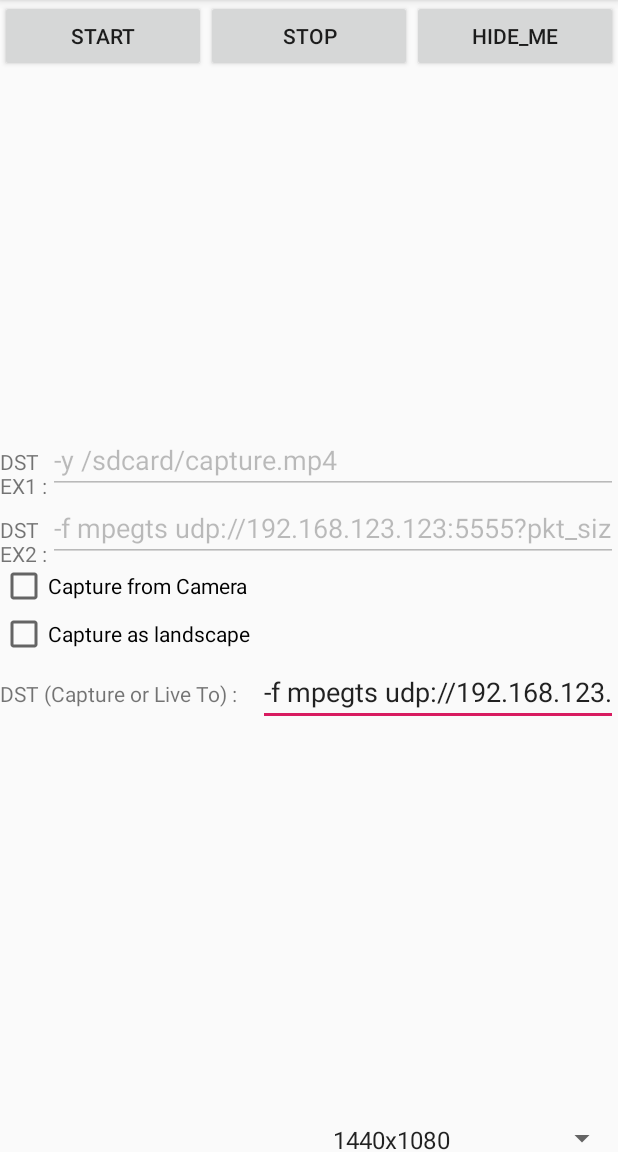
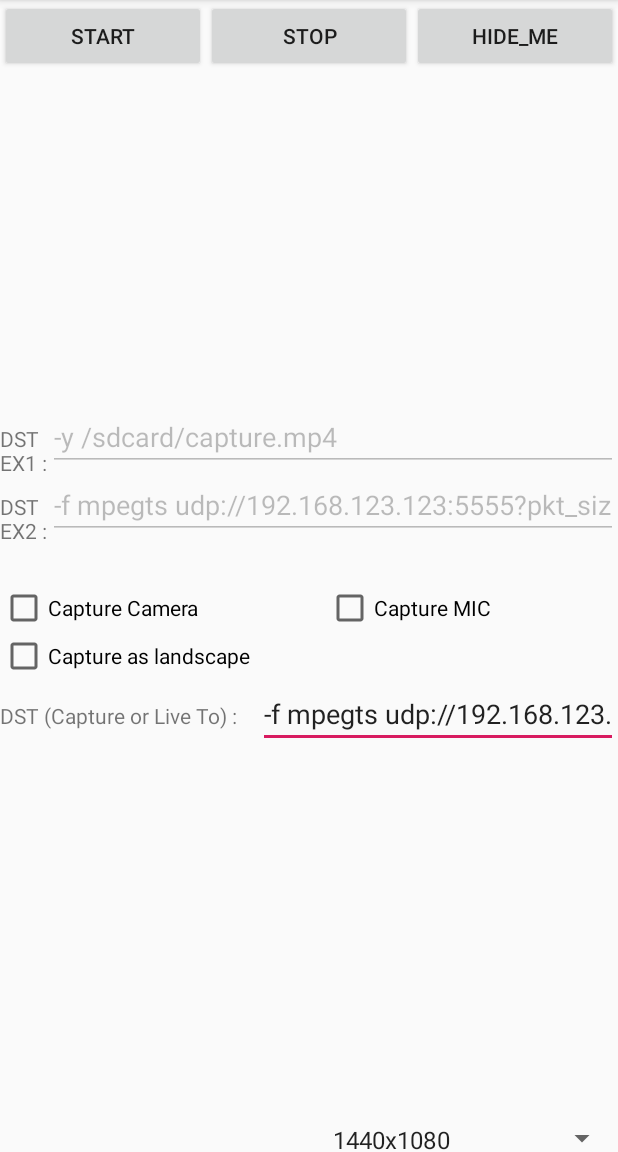
Before and after one commit to iocaster/FFmpegMC264Kit, an Android app: the screen it shows after launch (MainActivity2), after a tap on "START", on a phone screen of 412 x 824 dp, the part 84-1236 px from its top. Run offline under Robolectric (Android 15) with nearby library versions, the phone set to English and light mode, and no system bars; 9 statements that could not run were skipped.

Commit message:
* Update screen capturing app (app_example2) with MIC input option
  Update app_example2 with MIC input but not statble if MIC input selected
  and update landscape capturing with auto rotation

    > update MC264ScreenRecorder.java with MCAACEncoder.java to record MIC input

    > update both file for landscape capture : AndroidManifest.xml / MainActivity2.java :
        android:configChanges="orientation|keyboardHidden|screenSize"
        setRequestedOrientation(ActivityInfo.SCREEN_ORIENTATION_PORTRAIT/LANDSCAPE);

    modified:   app_example2/src/main/AndroidManifest.xml
    modified:   app_example2/src/main/res/layout/media_projection.xml
    modified:   app_example2/src/main/java/com/example/appexample2/MainActivity2.java
    modified:   ffmpegmc264/src/main/java/kim/yt/ffmpegmc264/MC264ScreenRecorder.java
    modified:   ffmpegmc264/src/main/java/kim/yt/ffmpegmc264/MC264Encoder.java
    modified:   ffmpegmc264/src/main/java/kim/yt/ffmpegmc264/MCAACEncoder.java

```diff
--- a/app_example2/src/main/AndroidManifest.xml
+++ b/app_example2/src/main/AndroidManifest.xml
@@ -6,6 +6,7 @@
     <uses-permission android:name="android.permission.WRITE_EXTERNAL_STORAGE" />
     <uses-permission android:name="android.permission.INTERNET" />
     <uses-permission android:name="android.permission.CAMERA" />
+    <uses-permission android:name="android.permission.RECORD_AUDIO" />
 
     <application
         android:allowBackup="true"
@@ -14,6 +15,7 @@
         android:roundIcon="@mipmap/ic_launcher_round"
         android:supportsRtl="true"
         android:theme="@style/AppTheme">
+
         <activity
             android:name=".MainActivity2"
             android:launchMode = "singleInstance"
@@ -25,7 +27,8 @@
             </intent-filter>
         </activity>
 
-        <activity android:name=".camerapreview.CameraActivity">
+        <activity android:name=".camerapreview.CameraActivity"
+            android:configChanges="orientation|keyboardHidden|screenSize">
             <!--<intent-filter>-->
                 <!--<action android:name="android.intent.action.MAIN" />-->
                 <!--<category android:name="android.intent.category.LAUNCHER" />-->
--- a/app_example2/src/main/java/com/example/appexample2/MainActivity2.java
+++ b/app_example2/src/main/java/com/example/appexample2/MainActivity2.java
@@ -10,6 +10,7 @@ import android.content.ComponentName;
 import android.content.ContextWrapper;
 import android.content.DialogInterface;
 import android.content.Intent;
+import android.content.pm.ActivityInfo;
 import android.graphics.Point;
 import android.os.Bundle;
 import android.preference.PreferenceManager;
@@ -61,6 +62,7 @@ public class MainActivity2 extends AppCompatActivity
     private Button btnStart, btnStop, btnHide;
     private CheckBox chkCaptureFromCamera;
     private CheckBox chkVideoMode;  //landscape mode
+    private CheckBox chkMIC;
     private EditText capDst;
 
     private static MC264ScreenRecorder mMC264Recorder;
@@ -98,6 +100,9 @@ public class MainActivity2 extends AppCompatActivity
                         "Error finished : retcode = " + retcode, Toast.LENGTH_LONG).show();
             }
             btnStart.setEnabled(true);
+            chkCaptureFromCamera.setEnabled(true);
+            chkVideoMode.setEnabled(true);
+            chkMIC.setEnabled(true);
             ScreenRecorderNotification.cancel(mCtx);
             //showMe();
         }
@@ -118,6 +123,9 @@ public class MainActivity2 extends AppCompatActivity
         ActivityCompat.requestPermissions(this,
                 new String[]{Manifest.permission.WRITE_EXTERNAL_STORAGE},
                 1337);
+        ActivityCompat.requestPermissions(this,
+                new String[]{Manifest.permission.RECORD_AUDIO},
+                1338);
 
         //getDeviceScreenSize();
         ArrayAdapter<Resolution> arrayAdapter = new ArrayAdapter<Resolution>(
@@ -132,6 +140,7 @@ public class MainActivity2 extends AppCompatActivity
         btnHide = findViewById(R.id.button_hide);
         chkCaptureFromCamera = findViewById(R.id.checkBox_CaptureCamera);
         chkVideoMode = findViewById(R.id.checkBox_VideoMode);
+        chkMIC = findViewById(R.id.checkBox_mic);
         capDst = findViewById(R.id.editText_capDst);
 
         String defaultDst = getResources().getString(R.string.cap_dst_ussage2);
@@ -227,10 +236,13 @@ public class MainActivity2 extends AppCompatActivity
 
         mMC264Recorder.setCaptureSize( mDisplayWidth, mDisplayHeight );
         mMC264Recorder.setDst(capDstStr);
-        if( chkVideoMode.isChecked() )
-            mMC264Recorder.setLandscapeMode( true );
-        else
-            mMC264Recorder.setLandscapeMode( false );
+        if( chkVideoMode.isChecked() ) {
+            setRequestedOrientation(ActivityInfo.SCREEN_ORIENTATION_LANDSCAPE); //redudant? No, required when started without clicking landscape mode
+            mMC264Recorder.setLandscapeMode(true);
+        } else {
+            setRequestedOrientation(ActivityInfo.SCREEN_ORIENTATION_PORTRAIT);
+            mMC264Recorder.setLandscapeMode(false);
+        }
         mMC264Recorder.start();
 
         String capModeStr;
@@ -240,6 +252,9 @@ public class MainActivity2 extends AppCompatActivity
             capModeStr = new String("Capture as Portrait : " + mDisplayHeight + "x" + mDisplayWidth);
 
         btnStart.setEnabled(false);
+        chkCaptureFromCamera.setEnabled(false);
+        chkVideoMode.setEnabled(false);
+        chkMIC.setEnabled(false);
         ScreenRecorderNotification.notify(this, capModeStr, 4747);
         //hideMe();     //moved into MC264ScreenRecorder.Callback::onStart();
     }
@@ -250,12 +265,22 @@ public class MainActivity2 extends AppCompatActivity
 
     public void onCheckLandscape(View view) {
         if (chkVideoMode.isChecked()) {
+            setRequestedOrientation(ActivityInfo.SCREEN_ORIENTATION_LANDSCAPE);
             Toast.makeText(this,
                     "Turn your phone to LANDSCAPE before click START !!!", Toast.LENGTH_LONG).show();
         } else {
+            setRequestedOrientation(ActivityInfo.SCREEN_ORIENTATION_PORTRAIT);
             Toast.makeText(this,
                     "Turn your phone to PORTRAIT before click START !!!", Toast.LENGTH_LONG).show();
         }
+    }
+
+    public void onCheckMIC(View view) {
+        if (chkMIC.isChecked())
+            mMC264Recorder.includeMICCapture( true );
+        else
+            mMC264Recorder.includeMICCapture( false );
+
     }
 
     private void hideMe() {
--- a/app_example2/src/main/res/layout/media_projection.xml
+++ b/app_example2/src/main/res/layout/media_projection.xml
@@ -98,7 +98,15 @@
                 android:enabled="false"
                 android:inputType="textPersonName"
                 android:text="@string/cap_dst_ussage2" />
+
         </LinearLayout>
+
+        <LinearLayout
+            android:layout_width="match_parent"
+            android:layout_height="match_parent"
+            android:layout_weight="1"
+            android:minHeight="30dp"
+            android:orientation="horizontal"></LinearLayout>
 
         <LinearLayout
             android:layout_width="match_parent"
@@ -110,7 +118,15 @@
                 android:layout_width="wrap_content"
                 android:layout_height="wrap_content"
                 android:layout_weight="1"
-                android:text="Capture from Camera" />
+                android:text="Capture Camera" />
+
+            <CheckBox
+                android:id="@+id/checkBox_mic"
+                android:layout_width="wrap_content"
+                android:layout_height="wrap_content"
+                android:layout_weight="1"
+                android:onClick="onCheckMIC"
+                android:text="Capture MIC" />
         </LinearLayout>
 
         <LinearLayout
@@ -125,6 +141,7 @@
                 android:layout_weight="1"
                 android:onClick="onCheckLandscape"
                 android:text="Capture as landscape" />
+
         </LinearLayout>
 
         <LinearLayout
--- a/ffmpegmc264/src/main/java/kim/yt/ffmpegmc264/MC264Encoder.java
+++ b/ffmpegmc264/src/main/java/kim/yt/ffmpegmc264/MC264Encoder.java
@@ -51,7 +51,7 @@ public class MC264Encoder {
 
 
     private static final String TAG = "MC264Encoder";
-    private final boolean VERBOSE = true;
+    private final boolean VERBOSE = false;
     private final boolean VERBOSE_DUMP = false;
 
     //for MediaProjection
@@ -367,15 +367,18 @@ public class MC264Encoder {
             int encoderStatus = encoder.dequeueOutputBuffer(info, TIMEOUT_USEC2);
             if (encoderStatus == MediaCodec.INFO_TRY_AGAIN_LATER) {
                 // no output available yet
-                if (VERBOSE) Log.d(TAG, "no output from encoder available");
+                //if (VERBOSE)
+                    Log.d(TAG, "no output from encoder available");
             } else if (encoderStatus == MediaCodec.INFO_OUTPUT_BUFFERS_CHANGED) {
                 // not expected for an encoder
                 //encoderOutputBuffers = encoder.getOutputBuffers();
-                if (VERBOSE) Log.d(TAG, "encoder output buffers changed");
+                //if (VERBOSE)
+                    Log.d(TAG, "encoder output buffers changed");
             } else if (encoderStatus == MediaCodec.INFO_OUTPUT_FORMAT_CHANGED) {
                 // not expected for an encoder
                 MediaFormat newFormat = encoder.getOutputFormat();
-                if (VERBOSE) Log.d(TAG, "encoder output format changed: " + newFormat);
+                //if (VERBOSE)
+                    Log.d(TAG, "encoder output format changed: " + newFormat);
             } else if (encoderStatus < 0) {
                 Log.e(TAG, "unexpected result from encoder.dequeueOutputBuffer: " + encoderStatus);
             } else { // encoderStatus >= 0
--- a/ffmpegmc264/src/main/java/kim/yt/ffmpegmc264/MC264ScreenRecorder.java
+++ b/ffmpegmc264/src/main/java/kim/yt/ffmpegmc264/MC264ScreenRecorder.java
@@ -31,6 +31,8 @@ public class MC264ScreenRecorder
     private static final String TAG = "MC264ScreenRecorder";
     private static final int PERMISSION_CODE = 1;
 
+    private static boolean ENABLE_MIC_AUDIO = false;
+
     private int mScreenDensity;
     private MediaProjectionManager mProjectionManager;
     private int mDisplayWidth0, mDisplayWidth;
@@ -41,6 +43,7 @@ public class MC264ScreenRecorder
 
     private MyTask ffmpeg_task = null;
     private static MC264Encoder mMC264Encoder;
+    private static MCAACEncoder mMCAACEncoder;
     private static int ffmpeg_retcode = 0;
 
     private Activity mActivity;
@@ -91,6 +94,10 @@ public class MC264ScreenRecorder
         mMC264Encoder = new MC264Encoder();
         //mMC264Encoder.setYUVFrameListener(this, true);
         mMC264Encoder.enableScreenGrabber(true);
+
+        mMCAACEncoder = new MCAACEncoder();
+        //mMCAACEncoder.enableScreenGrabber(true);  //moved into Task because too heavy MIC recording thread
+
     }
 
     public void release() {
@@ -126,13 +133,21 @@ public class MC264ScreenRecorder
          */
         String fullUrl;
         if( mLandscapeMode ) {
-            fullUrl = new String("ffmpeg -probesize 32 -f lavfi -i rgbtestsrc=size=160x120:rate=30 -pix_fmt yuv420p -vcodec mc264 -b:v 2.0M -s "
+            if( !ENABLE_MIC_AUDIO )
+                fullUrl = new String("ffmpeg -probesize 32 -f lavfi -re -i rgbtestsrc=size=160x120:rate=30 -pix_fmt yuv420p -vcodec mc264 -b:v 2.0M -s "
                     + mDisplayWidth + "x" + mDisplayHeight + " -an " + capDstStr );
+            else
+                fullUrl = new String("ffmpeg -probesize 32 -filter_complex_threads 2 -f lavfi -re -i sine=frequency=1000:sample_rate=44100 -f lavfi -re -i rgbtestsrc=size=160x120:rate=15 -pix_fmt yuv420p -map 1:v -map 0:a -vcodec mc264 -b:v 2.0M -s "
+                    + mDisplayWidth + "x" + mDisplayHeight + " -acodec mcaac " + capDstStr );
         } else { //rotate for HomeScreen Mode
-            fullUrl = new String("ffmpeg -probesize 32 -f lavfi -i rgbtestsrc=size=160x120:rate=30 -pix_fmt yuv420p -vf transpose=1 -vcodec mc264 -b:v 2.0M -s "
+            if( !ENABLE_MIC_AUDIO )
+                fullUrl = new String("ffmpeg -probesize 32 -filter_complex_threads 2 -f lavfi -re -i rgbtestsrc=size=160x120:rate=30 -pix_fmt yuv420p -vf transpose=1 -vcodec mc264 -b:v 2.0M -s "
                     + mDisplayWidth + "x" + mDisplayHeight + " -an " + capDstStr);
+            else
+                fullUrl = new String("ffmpeg -probesize 32 -filter_complex_threads 3 -f lavfi -re -i sine=frequency=1:sample_rate=44100 -f lavfi -re -i rgbtestsrc=size=160x120:rate=15 -pix_fmt yuv420p -vf transpose=1 -map 1:v -map 0:a -vcodec mc264 -b:v 2.0M -s "
+                    + mDisplayWidth + "x" + mDisplayHeight + " -acodec mcaac " + capDstStr);
         }
-        //Log.d( TAG, "URL = " + fullUrl );
+        Log.d( TAG, "URL = " + fullUrl );
 
         String[] sArrays = fullUrl.split("\\s+");   //+ : to remove duplicate whitespace
 
@@ -228,6 +243,10 @@ public class MC264ScreenRecorder
         @Override
         protected Void doInBackground(String... strings) {
             mMC264Encoder.H264MediaCodecReady();
+            if( ENABLE_MIC_AUDIO ) {
+                mMCAACEncoder.enableScreenGrabber(true);    //moved here from init() <- onCreate()
+                mMCAACEncoder.AACMediaCodecReady();
+            }
             ffmpeg_retcode = mMC264Encoder.ffmpegRun(strings);
             return null;
         }
@@ -235,6 +254,9 @@ public class MC264ScreenRecorder
         @Override
         protected void onPostExecute(Void aVoid) {
             mMC264Encoder.reset();
+            if( ENABLE_MIC_AUDIO )
+                mMCAACEncoder.reset();
+
 //            final Activity activity = activityWeakReference.get();
 //            if (activity != null) {
 //                activity.finished();
@@ -268,6 +290,13 @@ public class MC264ScreenRecorder
         }
     }
 
+    public void includeMICCapture( boolean value ) {
+        if( value )
+            ENABLE_MIC_AUDIO = true;
+        else
+            ENABLE_MIC_AUDIO = false;
+    }
+
     public void setDst( String dstUrl ) {
         mDstUrl = dstUrl;
     }
@@ -284,7 +313,7 @@ public class MC264ScreenRecorder
             return;
         }
 
-        startCapture();     //start ffmpeg
+        startCapture();     //start ffmpeg : should be called before shareScreen();
         shareScreen();
     }
 
```
Also changed, not shown: ffmpegmc264/src/main/java/kim/yt/ffmpegmc264/MCAACEncoder.java (+91 -19 lines).
